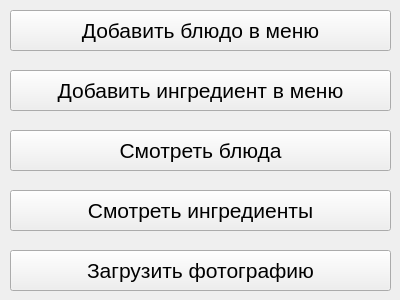
Omn1/TUIadmin, file editmenuwidget.ui: the form before one commit.
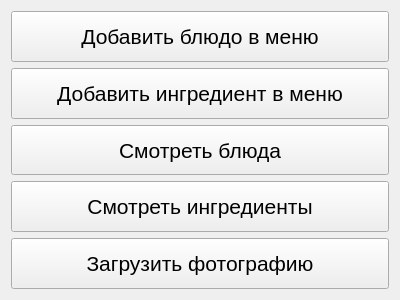
The form after the commit.

```diff
--- a/editmenuwidget.ui
+++ b/editmenuwidget.ui
@@ -19,14 +19,14 @@
   <property name="windowTitle">
    <string>Form</string>
   </property>
+  <layout class="QGridLayout" name="gridLayout">
+   <item row="0" column="0">
   <widget class="QPushButton" name="addDishButton">
-   <property name="geometry">
-    <rect>
-     <x>10</x>
-     <y>10</y>
-     <width>381</width>
-     <height>41</height>
-    </rect>
+     <property name="sizePolicy">
+      <sizepolicy hsizetype="Expanding" vsizetype="Expanding">
+       <horstretch>0</horstretch>
+       <verstretch>0</verstretch>
+      </sizepolicy>
    </property>
    <property name="font">
     <font>
@@ -37,14 +37,14 @@
     <string>Добавить блюдо в меню</string>
    </property>
   </widget>
+   </item>
+   <item row="1" column="0">
   <widget class="QPushButton" name="addIngredientButton">
-   <property name="geometry">
-    <rect>
-     <x>10</x>
-     <y>70</y>
-     <width>381</width>
-     <height>41</height>
-    </rect>
+     <property name="sizePolicy">
+      <sizepolicy hsizetype="Expanding" vsizetype="Expanding">
+       <horstretch>0</horstretch>
+       <verstretch>0</verstretch>
+      </sizepolicy>
    </property>
    <property name="font">
     <font>
@@ -55,14 +55,14 @@
     <string>Добавить ингредиент в меню</string>
    </property>
   </widget>
+   </item>
+   <item row="2" column="0">
   <widget class="QPushButton" name="checkDishesButton">
-   <property name="geometry">
-    <rect>
-     <x>10</x>
-     <y>130</y>
-     <width>381</width>
-     <height>41</height>
-    </rect>
+     <property name="sizePolicy">
+      <sizepolicy hsizetype="Expanding" vsizetype="Expanding">
+       <horstretch>0</horstretch>
+       <verstretch>0</verstretch>
+      </sizepolicy>
    </property>
    <property name="font">
     <font>
@@ -73,14 +73,14 @@
     <string>Смотреть блюда</string>
    </property>
   </widget>
+   </item>
+   <item row="3" column="0">
   <widget class="QPushButton" name="checkIngredientsButton">
-   <property name="geometry">
-    <rect>
-     <x>10</x>
-     <y>190</y>
-     <width>381</width>
-     <height>41</height>
-    </rect>
+     <property name="sizePolicy">
+      <sizepolicy hsizetype="Expanding" vsizetype="Expanding">
+       <horstretch>0</horstretch>
+       <verstretch>0</verstretch>
+      </sizepolicy>
    </property>
    <property name="font">
     <font>
@@ -91,14 +91,14 @@
     <string>Смотреть ингредиенты</string>
    </property>
   </widget>
+   </item>
+   <item row="4" column="0">
   <widget class="QPushButton" name="uploadPhotoButton">
-   <property name="geometry">
-    <rect>
-     <x>10</x>
-     <y>250</y>
-     <width>381</width>
-     <height>41</height>
-    </rect>
+     <property name="sizePolicy">
+      <sizepolicy hsizetype="Expanding" vsizetype="Expanding">
+       <horstretch>0</horstretch>
+       <verstretch>0</verstretch>
+      </sizepolicy>
    </property>
    <property name="font">
     <font>
@@ -109,6 +109,8 @@
     <string>Загрузить фотографию</string>
    </property>
   </widget>
+   </item>
+  </layout>
  </widget>
  <resources/>
  <connections/>
```
Lines whose indentation alone changed are shown as unchanged.
